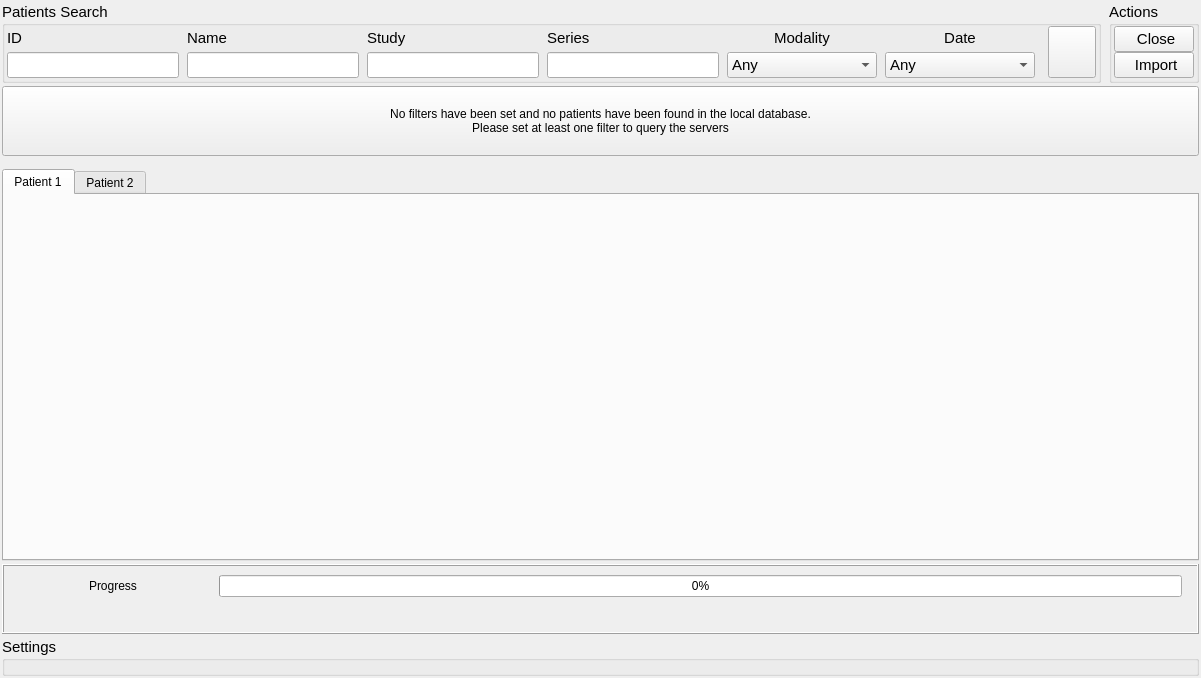
The window that Libs/DICOM/Widgets/Resources/UI/ctkDICOMVisualBrowserWidget.ui (jcfr/CTK) describes before a commit, drawn with Qt 5.
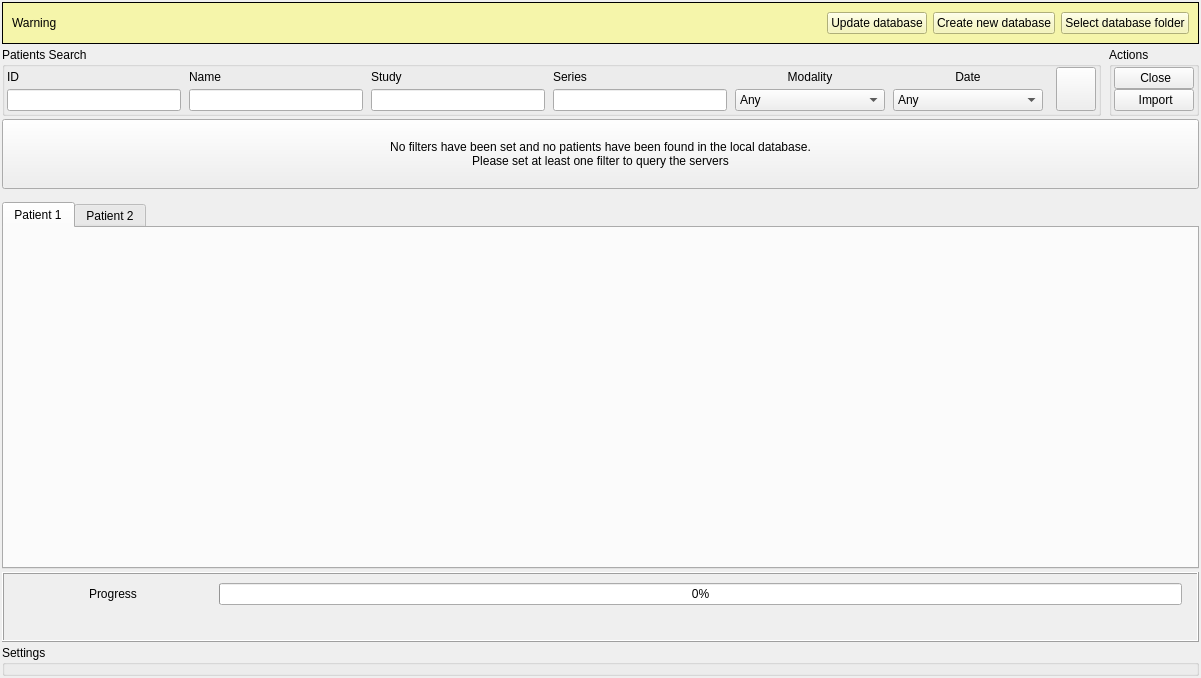
The same window after the commit. The open tabs and pages were chosen to show the change. Icons and pictures are not drawn. Custom widgets are drawn as their Qt base class.

Commit message: ENH: Minor improvements for the  visual DICOM browser

Diff of the .ui file:
```diff
--- a/Libs/DICOM/Widgets/Resources/UI/ctkDICOMVisualBrowserWidget.ui
+++ b/Libs/DICOM/Widgets/Resources/UI/ctkDICOMVisualBrowserWidget.ui
@@ -20,9 +20,6 @@
    <iconset resource="ctkDICOMWidget.qrc">
     <normaloff>:/Icons/patient.svg</normaloff>:/Icons/patient.svg</iconset>
   </property>
-  <property name="styleSheet">
-   <string notr="true"/>
-  </property>
   <layout class="QVBoxLayout" name="verticalLayout">
    <property name="spacing">
     <number>3</number>
@@ -39,20 +36,58 @@
    <property name="bottomMargin">
     <number>2</number>
    </property>
+   <item>
+    <widget class="QFrame" name="DatabaseDirectoryProblemFrame">
+     <property name="styleSheet">
+      <string notr="true">color: rgb(0, 0, 0);background-color: rgb(245, 245, 170);</string>
+     </property>
+     <property name="frameShape">
+      <enum>QFrame::Box</enum>
+     </property>
+     <layout class="QHBoxLayout" name="horizontalLayout_2">
+      <item>
+       <widget class="QLabel" name="DatabaseDirectoryProblemLabel">
+        <property name="sizePolicy">
+         <sizepolicy hsizetype="Expanding" vsizetype="Preferred">
+          <horstretch>0</horstretch>
+          <verstretch>0</verstretch>
+         </sizepolicy>
+        </property>
+        <property name="text">
+         <string>Warning</string>
+        </property>
+       </widget>
+      </item>
+      <item>
+       <widget class="QPushButton" name="UpdateDatabaseButton">
+        <property name="text">
+         <string>Update database</string>
+        </property>
+       </widget>
+      </item>
+      <item>
+       <widget class="QPushButton" name="CreateNewDatabaseButton">
+        <property name="text">
+         <string>Create new database</string>
+        </property>
+       </widget>
+      </item>
+      <item>
+       <widget class="QPushButton" name="SelectDatabaseDirectoryButton">
+        <property name="text">
+         <string>Select database folder</string>
+        </property>
+       </widget>
+      </item>
+     </layout>
+    </widget>
+   </item>
    <item>
     <layout class="QHBoxLayout" name="topHorizontalLayout">
      <item>
       <widget class="ctkCollapsibleGroupBox" name="SearchPatientsCollapsibleGroupBox">
-       <property name="font">
-        <font>
-         <pointsize>11</pointsize>
-        </font>
-       </property>
-       <property name="styleSheet">
-        <string notr="true"/>
-       </property>
        <property name="title">
-        <string>Patients Search</string>
+        <string>Patients Search   </string>
        </property>
        <property name="collapsed">
         <bool>false</bool>
@@ -96,11 +131,6 @@
                   <verstretch>0</verstretch>
                  </sizepolicy>
                 </property>
-                <property name="font">
-                 <font>
-                  <pointsize>11</pointsize>
-                 </font>
-                </property>
                 <property name="text">
                  <string>ID</string>
                 </property>
@@ -156,11 +186,6 @@
                   <verstretch>0</verstretch>
                  </sizepolicy>
                 </property>
-                <property name="font">
-                 <font>
-                  <pointsize>11</pointsize>
-                 </font>
-                </property>
                 <property name="text">
                  <string>Name</string>
                 </property>
@@ -216,11 +241,6 @@
                   <verstretch>0</verstretch>
                  </sizepolicy>
                 </property>
-                <property name="font">
-                 <font>
-                  <pointsize>11</pointsize>
-                 </font>
-                </property>
                 <property name="text">
                  <string>Study</string>
                 </property>
@@ -276,11 +296,6 @@
                   <verstretch>0</verstretch>
                  </sizepolicy>
                 </property>
-                <property name="font">
-                 <font>
-                  <pointsize>11</pointsize>
-                 </font>
-                </property>
                 <property name="text">
                  <string>Series</string>
                 </property>
@@ -348,11 +363,6 @@
                   <height>16777215</height>
                  </size>
                 </property>
-                <property name="font">
-                 <font>
-                  <pointsize>11</pointsize>
-                 </font>
-                </property>
                 <property name="text">
                  <string>Modality</string>
                 </property>
@@ -384,12 +394,6 @@
                 <property name="toolTip">
                  <string>Filter by modality</string>
                 </property>
-                <property name="autoFillBackground">
-                 <bool>false</bool>
-                </property>
-                <property name="styleSheet">
-                 <string notr="true"/>
-                </property>
                 <property name="currentText">
                  <string>Any</string>
                 </property>
@@ -493,11 +497,6 @@
                   <height>16777215</height>
                  </size>
                 </property>
-                <property name="font">
-                 <font>
-                  <pointsize>11</pointsize>
-                 </font>
-                </property>
                 <property name="text">
                  <string>Date</string>
                 </property>
@@ -642,14 +641,6 @@
      </item>
      <item>
       <widget class="ctkCollapsibleGroupBox" name="ActionsCollapsibleGroupBox">
-       <property name="font">
-        <font>
-         <pointsize>11</pointsize>
-        </font>
-       </property>
-       <property name="styleSheet">
-        <string notr="true"/>
-       </property>
        <property name="title">
         <string>Actions</string>
        </property>
@@ -728,9 +719,6 @@
      <property name="focusPolicy">
       <enum>Qt::StrongFocus</enum>
      </property>
-     <property name="styleSheet">
-      <string notr="true"/>
-     </property>
      <property name="text">
       <string>No filters have been set and no patients have been found in the local database.
 Please set at least one filter to query the servers</string>
@@ -780,9 +768,6 @@
        <verstretch>1</verstretch>
       </sizepolicy>
      </property>
-     <property name="styleSheet">
-      <string notr="true"/>
-     </property>
      <property name="tabPosition">
       <enum>QTabWidget::North</enum>
      </property>
@@ -794,8 +779,8 @@
      </property>
      <property name="iconSize">
       <size>
-       <width>32</width>
-       <height>32</height>
+       <width>24</width>
+       <height>24</height>
       </size>
      </property>
      <property name="elideMode">
@@ -892,14 +877,6 @@
    </item>
    <item>
     <widget class="ctkCollapsibleGroupBox" name="ServersSettingsCollapsibleGroupBox">
-     <property name="font">
-      <font>
-       <pointsize>11</pointsize>
-      </font>
-     </property>
-     <property name="styleSheet">
-      <string notr="true"/>
-     </property>
      <property name="title">
       <string>Settings</string>
      </property>
```
Left out of the diff: 2 changed lines with no effect on the pictures. The commit also changes 35 other files.
